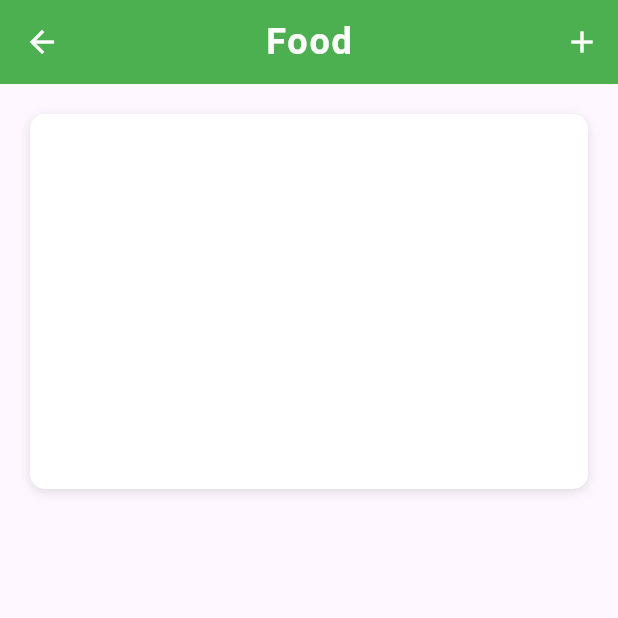
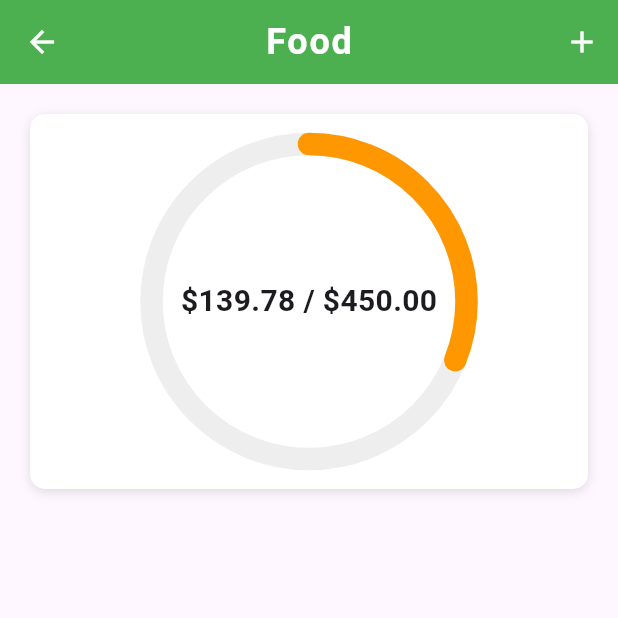
Before and after one commit to htoomthait/flutter_practice_2026, a Flutter app: the screen it shows after launch, after a tap on "Food", on a phone screen of 412 x 824 dp, the top half of it. Run offline on Flutter 3.47's test engine with Material 3 defaults, Android fonts, the phone set to English and light mode, and no system bars; our stand-ins replace bloc, flutter_bloc.

Commit message:
custom painter radial progress bar

```diff
--- a/budget_ui_app/lib/screens/category_screen.dart
+++ b/budget_ui_app/lib/screens/category_screen.dart
@@ -1,5 +1,9 @@
 import 'package:budget_ui_app/models/category_model.dart';
 import 'package:flutter/material.dart';
+
+import '../helpers/color_helper.dart';
+import '../models/expense_model.dart';
+import '../widgets/radial_painter.dart';
 
 class CategoryScreen extends StatefulWidget {
   final Category category;
@@ -13,6 +17,14 @@
 class _CategoryScreenState extends State<CategoryScreen> {
   @override
   Widget build(BuildContext context) {
+    double totalAmountSpent = 0;
+    widget.category.expenses.forEach((Expense expense) {
+      totalAmountSpent += expense.cost;
+    });
+
+    final double amountLeft = widget.category.maxAmount - totalAmountSpent;
+    final double percent = amountLeft / widget.category.maxAmount;
+
     return Scaffold(
       appBar: AppBar(
         leading: IconButton(
@@ -48,14 +60,34 @@
               height: 250.0,
               width: double.infinity,
               decoration: BoxDecoration(
-                  color: Colors.white, borderRadius: BorderRadius.circular(10.0),
-                  boxShadow: [BoxShadow(color: Colors.black12, offset: Offset(0,2), blurRadius: 6.0)]
+                color: Colors.white,
+                borderRadius: BorderRadius.circular(10.0),
+                boxShadow: [
+                  BoxShadow(
+                    color: Colors.black12,
+                    offset: Offset(0, 2),
+                    blurRadius: 6.0,
+                  ),
+                ],
               ),
-
-            )
+              child: CustomPaint(
+                foregroundPainter: RadialPainter(
+                  bgColor: Colors.grey[200]!,
+                  lineColor: getColor(context, percent),
+                  percent: percent,
+                  width: 15.0,
+                ),
+                child: Center(
+                  child: Text(
+                    '\$${amountLeft.toStringAsFixed(2)} / \$${widget.category.maxAmount.toStringAsFixed(2)}',
+                    style: TextStyle(fontSize: 20.0, fontWeight: FontWeight.w600),
+                  ),
+                ),
+              ),
+            ),
           ],
         ),
-      )
+      ),
     );
   }
 }
--- /dev/null
+++ b/budget_ui_app/lib/widgets/radial_painter.dart
@@ -0,0 +1,42 @@
+import 'dart:math';
+
+import 'package:flutter/cupertino.dart';
+
+class RadialPainter extends CustomPainter {
+  final Color bgColor;
+  final Color lineColor;
+  final double percent;
+  final double width;
+
+  RadialPainter({
+    required this.bgColor,
+    required this.lineColor,
+    required this.percent,
+    required this.width,
+  });
+
+  @override
+  void paint(Canvas canvas, Size size) {
+    Paint bgLine = Paint()
+      ..color = bgColor
+      ..strokeCap = StrokeCap.round
+      ..style = PaintingStyle.stroke
+      ..strokeWidth = width;
+
+    Paint completeLine = Paint()
+      ..color = lineColor
+      ..strokeCap = StrokeCap.round
+      ..style = PaintingStyle.stroke
+      ..strokeWidth = width;
+    Offset center =  Offset(size.width /2 , size.height / 2);
+    double radius = min(size.width / 2, size.height / 2);
+    canvas.drawCircle(center, radius, bgLine);
+    double sweepAngle = 2 * pi * percent;
+    canvas.drawArc(Rect.fromCircle(center: center, radius: radius), -pi /2,  sweepAngle, false, completeLine);
+  }
+
+  @override
+  bool shouldRepaint(covariant CustomPainter oldDelegate) {
+    return true;
+  }
+}
```
